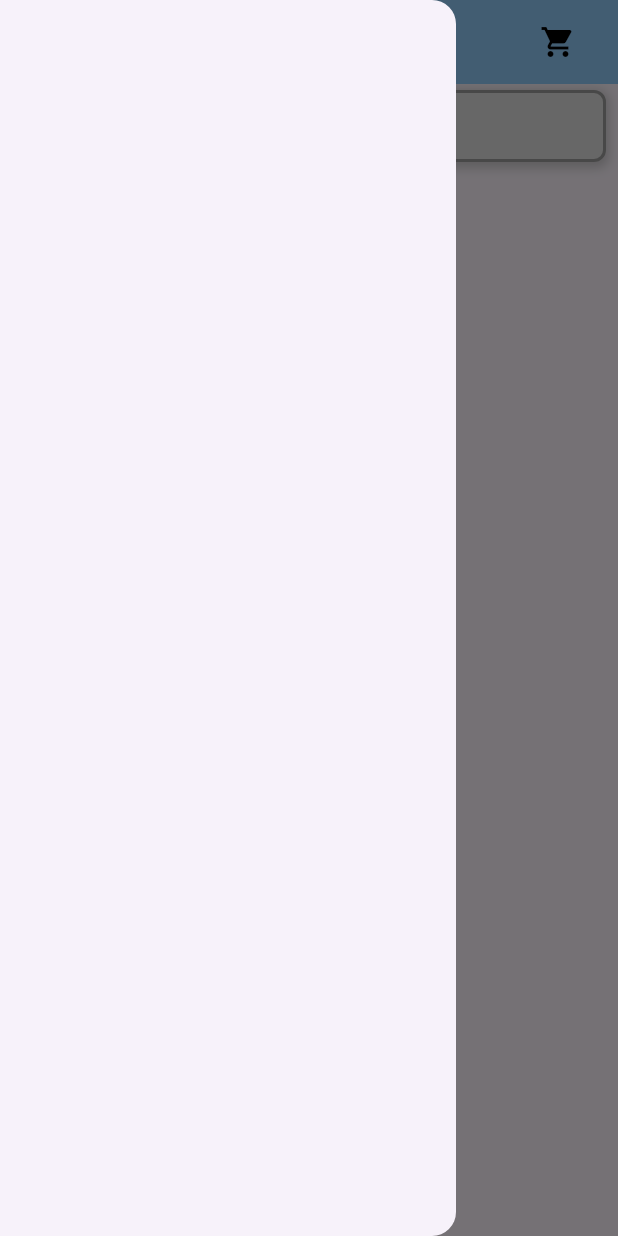
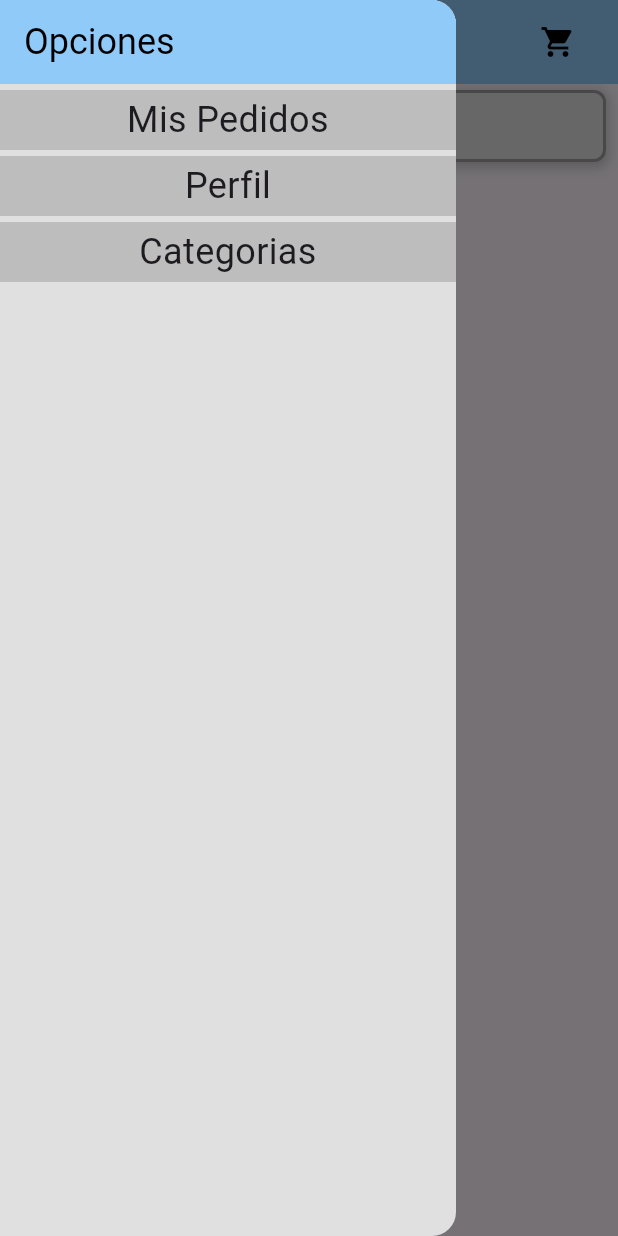
Before and after one commit to santiago-rey2/Simple_Shopping_App, a Flutter app: the screen it shows after launch, with the side drawer open, on a phone screen of 412 x 824 dp. Run offline on Flutter 3.47's test engine with Material 3 defaults, Android fonts, the light colour scheme and no system bars; our stand-ins replace flutter_rating_stars; network calls fail; key blocks and very long unbroken strings in the code were emptied for the run.

Commit message:
Primera implementacion del panel lateral

```diff
--- /dev/null
+++ b/simple_shopping/lib/views/auxiliarboxes/panel_lateral.dart
@@ -0,0 +1,50 @@
+import "package:flutter/material.dart";
+
+class PanelLateral extends StatelessWidget {
+  const PanelLateral({super.key});
+
+  @override
+  Widget build(BuildContext context) {
+    return Drawer(
+      backgroundColor: Colors.grey[300],
+      child: Column(children: [
+        AppBar(
+          automaticallyImplyLeading: false,
+          backgroundColor: Colors.blue[200],
+          title: const Text('Opciones'),
+          titleTextStyle: const TextStyle(color: Colors.black, fontSize: 24),
+        ),
+        const _Tiles(name: 'Mis Pedidos'),
+        const _Tiles(name: 'Perfil'),
+        const _Tiles(name: 'Categorias'),
+      ]),
+    );
+  }
+}
+
+class _Tiles extends StatelessWidget {
+  final String name;
+
+  const _Tiles({required this.name});
+
+  @override
+  Widget build(BuildContext context) {
+    return GestureDetector(
+      child: Container(
+          width: double.infinity,
+          height: 40,
+          decoration: BoxDecoration(color: Colors.grey[400]),
+          margin: const EdgeInsets.only(top: 4),
+          child: Center(
+            child: Text(
+              name,
+              textAlign: TextAlign.center,
+              style: const TextStyle(fontSize: 24),
+            ),
+          )),
+      onTap: (){
+        print('Pulsado $name');
+      },
+    );
+  }
+}
--- a/simple_shopping/lib/views/home.dart
+++ b/simple_shopping/lib/views/home.dart
@@ -4,6 +4,7 @@ import 'package:provider/provider.dart';
 import 'package:simple_shopping/controllers/apicontroller.dart';
 import 'package:simple_shopping/models/product/product.dart';
 import 'package:simple_shopping/views/auxiliarboxes/apphomebar.dart';
+import 'package:simple_shopping/views/auxiliarboxes/panel_lateral.dart';
 import 'package:simple_shopping/views/auxiliarboxes/product_list_container.dart';
 import 'package:simple_shopping/views/auxiliarboxes/search_container.dart';
 
@@ -64,7 +65,7 @@ class _HomePageState extends State<HomePage> {
           ),
         ],
       ),
-      drawer: const Drawer(),
+      drawer: PanelLateral(),
     );
   }
 }
--- a/simple_shopping/lib/views/productview.dart
+++ b/simple_shopping/lib/views/productview.dart
@@ -15,7 +15,6 @@ class ProductView extends StatelessWidget {
   @override
   Widget build(BuildContext context) {
     final Size windowsize = MediaQuery.of(context).size;
-    int dropmenuvalue = 1;
     return Scaffold(
       appBar: AppBar(
         title: const AppHomeBar(),
```
